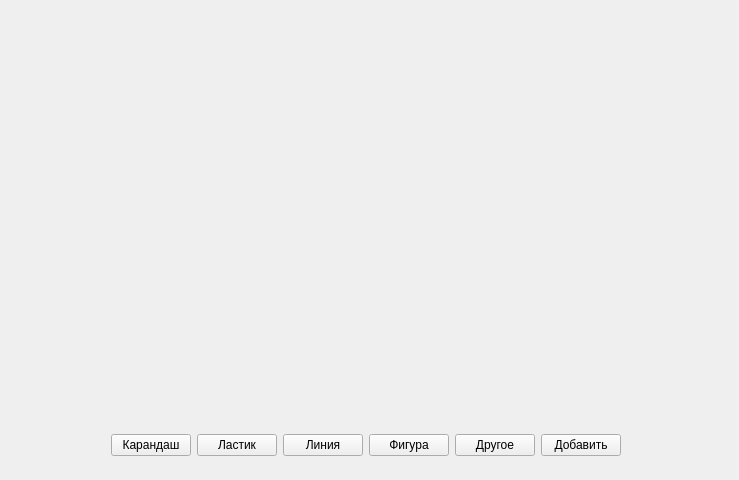
Old version of the form layouts/whiteboard.ui in the repository banana-dan/Whiteboards.
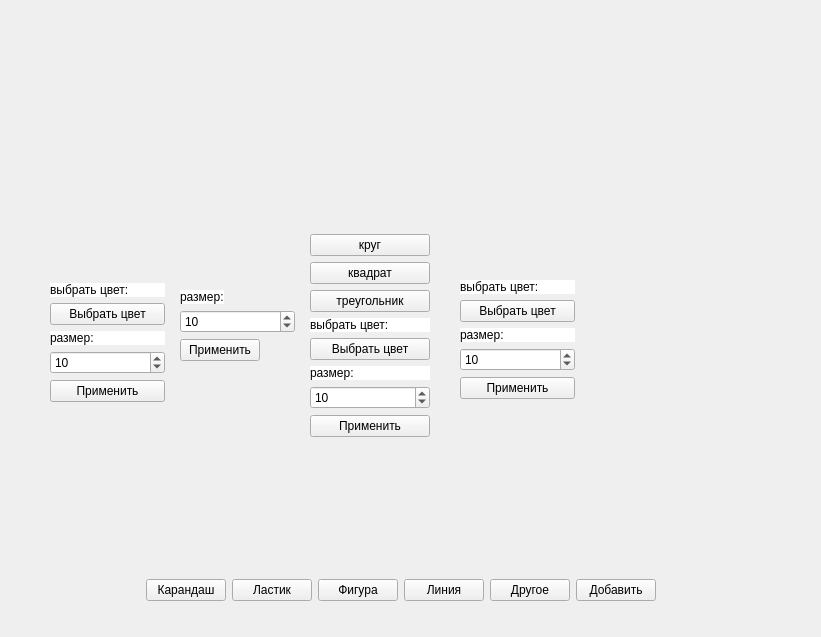
New version of the form. Icons and pictures are not drawn.

```diff
--- a/layouts/whiteboard.ui
+++ b/layouts/whiteboard.ui
@@ -6,8 +6,8 @@
    <rect>
     <x>0</x>
     <y>0</y>
-    <width>739</width>
-    <height>480</height>
+    <width>821</width>
+    <height>637</height>
    </rect>
   </property>
   <property name="windowTitle">
@@ -19,16 +19,28 @@
   <widget class="QWidget" name="downMenu" native="true">
    <property name="geometry">
     <rect>
-     <x>0</x>
-     <y>420</y>
-     <width>731</width>
-     <height>50</height>
+     <x>20</x>
+     <y>560</y>
+     <width>761</width>
+     <height>61</height>
     </rect>
    </property>
    <property name="styleSheet">
     <string notr="true"/>
    </property>
    <layout class="QHBoxLayout" name="horizontalLayout">
+    <property name="leftMargin">
+     <number>0</number>
+    </property>
+    <property name="topMargin">
+     <number>0</number>
+    </property>
+    <property name="rightMargin">
+     <number>0</number>
+    </property>
+    <property name="bottomMargin">
+     <number>0</number>
+    </property>
     <item>
      <spacer name="horizontalSpacer_2">
       <property name="orientation">
@@ -71,19 +83,6 @@
       </property>
      </widget>
     </item>
-    <item>
-     <widget class="QPushButton" name="lineButton">
-      <property name="sizePolicy">
-       <sizepolicy hsizetype="Fixed" vsizetype="Fixed">
-        <horstretch>0</horstretch>
-        <verstretch>0</verstretch>
-       </sizepolicy>
-      </property>
-      <property name="text">
-       <string>Линия</string>
-      </property>
-     </widget>
-    </item>
     <item>
      <widget class="QPushButton" name="figureButton">
       <property name="sizePolicy">
@@ -97,6 +96,19 @@
       </property>
      </widget>
     </item>
+    <item>
+     <widget class="QPushButton" name="lineButton">
+      <property name="sizePolicy">
+       <sizepolicy hsizetype="Fixed" vsizetype="Fixed">
+        <horstretch>0</horstretch>
+        <verstretch>0</verstretch>
+       </sizepolicy>
+      </property>
+      <property name="text">
+       <string>Линия</string>
+      </property>
+     </widget>
+    </item>
     <item>
      <widget class="QPushButton" name="otherButton">
       <property name="sizePolicy">
@@ -141,6 +153,352 @@
     </item>
    </layout>
   </widget>
+  <widget class="QWidget" name="figureLayout" native="true">
+   <property name="geometry">
+    <rect>
+     <x>310</x>
+     <y>120</y>
+     <width>120</width>
+     <height>317</height>
+    </rect>
+   </property>
+   <layout class="QVBoxLayout" name="verticalLayout">
+    <property name="leftMargin">
+     <number>0</number>
+    </property>
+    <property name="topMargin">
+     <number>0</number>
+    </property>
+    <property name="rightMargin">
+     <number>0</number>
+    </property>
+    <property name="bottomMargin">
+     <number>0</number>
+    </property>
+    <item>
+     <spacer name="verticalSpacer_3">
+      <property name="orientation">
+       <enum>Qt::Vertical</enum>
+      </property>
+      <property name="sizeHint" stdset="0">
+       <size>
+        <width>20</width>
+        <height>62</height>
+       </size>
+      </property>
+     </spacer>
+    </item>
+    <item>
+     <widget class="QPushButton" name="pushButton_3">
+      <property name="text">
+       <string>круг</string>
+      </property>
+     </widget>
+    </item>
+    <item>
+     <widget class="QPushButton" name="pushButton_2">
+      <property name="text">
+       <string>квадрат</string>
+      </property>
+     </widget>
+    </item>
+    <item>
+     <widget class="QPushButton" name="pushButton">
+      <property name="text">
+       <string>треугольник</string>
+      </property>
+     </widget>
+    </item>
+    <item>
+     <widget class="QLabel" name="label_6">
+      <property name="styleSheet">
+       <string notr="true">background-color: rgb(255, 255, 255);</string>
+      </property>
+      <property name="text">
+       <string>выбрать цвет:</string>
+      </property>
+     </widget>
+    </item>
+    <item>
+     <widget class="QPushButton" name="chooseFigureColorButton">
+      <property name="text">
+       <string>Выбрать цвет</string>
+      </property>
+     </widget>
+    </item>
+    <item>
+     <widget class="QLabel" name="label_7">
+      <property name="styleSheet">
+       <string notr="true">background-color: rgb(255, 255, 255);</string>
+      </property>
+      <property name="text">
+       <string>размер:</string>
+      </property>
+     </widget>
+    </item>
+    <item>
+     <widget class="QSpinBox" name="chooseFigureSizeSpinBox">
+      <property name="maximum">
+       <number>100</number>
+      </property>
+      <property name="value">
+       <number>10</number>
+      </property>
+     </widget>
+    </item>
+    <item>
+     <widget class="QPushButton" name="applyPenButton_2">
+      <property name="text">
+       <string>Применить</string>
+      </property>
+     </widget>
+    </item>
+   </layout>
+  </widget>
+  <widget class="QWidget" name="eraserLayout" native="true">
+   <property name="geometry">
+    <rect>
+     <x>180</x>
+     <y>210</y>
+     <width>115</width>
+     <height>151</height>
+    </rect>
+   </property>
+   <layout class="QVBoxLayout" name="verticalLayout_2">
+    <property name="leftMargin">
+     <number>0</number>
+    </property>
+    <property name="topMargin">
+     <number>0</number>
+    </property>
+    <property name="rightMargin">
+     <number>0</number>
+    </property>
+    <property name="bottomMargin">
+     <number>0</number>
+    </property>
+    <item>
+     <spacer name="verticalSpacer">
+      <property name="orientation">
+       <enum>Qt::Vertical</enum>
+      </property>
+      <property name="sizeHint" stdset="0">
+       <size>
+        <width>20</width>
+        <height>40</height>
+       </size>
+      </property>
+     </spacer>
+    </item>
+    <item>
+     <widget class="QLabel" name="label_3">
+      <property name="sizePolicy">
+       <sizepolicy hsizetype="Fixed" vsizetype="Preferred">
+        <horstretch>0</horstretch>
+        <verstretch>0</verstretch>
+       </sizepolicy>
+      </property>
+      <property name="styleSheet">
+       <string notr="true">background-color: rgb(255, 255, 255);</string>
+      </property>
+      <property name="text">
+       <string>размер:</string>
+      </property>
+     </widget>
+    </item>
+    <item>
+     <widget class="QSpinBox" name="chooseSizeEraserSpinBox">
+      <property name="sizePolicy">
+       <sizepolicy hsizetype="Minimum" vsizetype="Fixed">
+        <horstretch>0</horstretch>
+        <verstretch>0</verstretch>
+       </sizepolicy>
+      </property>
+      <property name="maximum">
+       <number>999</number>
+      </property>
+      <property name="value">
+       <number>10</number>
+      </property>
+     </widget>
+    </item>
+    <item>
+     <widget class="QPushButton" name="applyEraserButton">
+      <property name="sizePolicy">
+       <sizepolicy hsizetype="Fixed" vsizetype="Fixed">
+        <horstretch>0</horstretch>
+        <verstretch>0</verstretch>
+       </sizepolicy>
+      </property>
+      <property name="text">
+       <string>Применить</string>
+      </property>
+     </widget>
+    </item>
+   </layout>
+  </widget>
+  <widget class="QWidget" name="penLayout" native="true">
+   <property name="geometry">
+    <rect>
+     <x>50</x>
+     <y>190</y>
+     <width>115</width>
+     <height>212</height>
+    </rect>
+   </property>
+   <layout class="QVBoxLayout" name="verticalLayout_3">
+    <property name="leftMargin">
+     <number>0</number>
+    </property>
+    <property name="topMargin">
+     <number>0</number>
+    </property>
+    <property name="rightMargin">
+     <number>0</number>
+    </property>
+    <property name="bottomMargin">
+     <number>0</number>
+    </property>
+    <item>
+     <spacer name="verticalSpacer_2">
+      <property name="orientation">
+       <enum>Qt::Vertical</enum>
+      </property>
+      <property name="sizeHint" stdset="0">
+       <size>
+        <width>20</width>
+        <height>62</height>
+       </size>
+      </property>
+     </spacer>
+    </item>
+    <item>
+     <widget class="QLabel" name="label_2">
+      <property name="styleSheet">
+       <string notr="true">background-color: rgb(255, 255, 255);</string>
+      </property>
+      <property name="text">
+       <string>выбрать цвет:</string>
+      </property>
+     </widget>
+    </item>
+    <item>
+     <widget class="QPushButton" name="choosePenColorButton">
+      <property name="text">
+       <string>Выбрать цвет</string>
+      </property>
+     </widget>
+    </item>
+    <item>
+     <widget class="QLabel" name="label">
+      <property name="styleSheet">
+       <string notr="true">background-color: rgb(255, 255, 255);</string>
+      </property>
+      <property name="text">
+       <string>размер:</string>
+      </property>
+     </widget>
+    </item>
+    <item>
+     <widget class="QSpinBox" name="choosePenSizeSpinBox">
+      <property name="maximum">
+       <number>999</number>
+      </property>
+      <property name="value">
+       <number>10</number>
+      </property>
+     </widget>
+    </item>
+    <item>
+     <widget class="QPushButton" name="applyPenButton">
+      <property name="text">
+       <string>Применить</string>
+      </property>
+     </widget>
+    </item>
+   </layout>
+  </widget>
+  <widget class="QWidget" name="lineLayout" native="true">
+   <property name="geometry">
+    <rect>
+     <x>460</x>
+     <y>190</y>
+     <width>115</width>
+     <height>209</height>
+    </rect>
+   </property>
+   <layout class="QVBoxLayout" name="verticalLayout_5">
+    <property name="leftMargin">
+     <number>0</number>
+    </property>
+    <property name="topMargin">
+     <number>0</number>
+    </property>
+    <property name="rightMargin">
+     <number>0</number>
+    </property>
+    <property name="bottomMargin">
+     <number>0</number>
+    </property>
+    <item>
+     <spacer name="verticalSpacer_5">
+      <property name="orientation">
+       <enum>Qt::Vertical</enum>
+      </property>
+      <property name="sizeHint" stdset="0">
+       <size>
+        <width>20</width>
+        <height>40</height>
+       </size>
+      </property>
+     </spacer>
+    </item>
+    <item>
+     <widget class="QLabel" name="label_4">
+      <property name="styleSheet">
+       <string notr="true">background-color: rgb(255, 255, 255);</string>
+      </property>
+      <property name="text">
+       <string>выбрать цвет:</string>
+      </property>
+     </widget>
+    </item>
+    <item>
+     <widget class="QPushButton" name="chooseLineColorButton">
+      <property name="text">
+       <string>Выбрать цвет</string>
+      </property>
+     </widget>
+    </item>
+    <item>
+     <widget class="QLabel" name="label_5">
+      <property name="styleSheet">
+       <string notr="true">background-color: rgb(255, 255, 255);</string>
+      </property>
+      <property name="text">
+       <string>размер:</string>
+      </property>
+     </widget>
+    </item>
+    <item>
+     <widget class="QSpinBox" name="chooseLineSizeSpinBox">
+      <property name="maximum">
+       <number>100</number>
+      </property>
+      <property name="value">
+       <number>10</number>
+      </property>
+     </widget>
+    </item>
+    <item>
+     <widget class="QPushButton" name="applyLineButton">
+      <property name="text">
+       <string>Применить</string>
+      </property>
+     </widget>
+    </item>
+   </layout>
+  </widget>
  </widget>
  <resources>
   <include location="../resources/resources.qrc"/>
```
Left out of the diff: 2 changed lines with no effect on the pictures.
